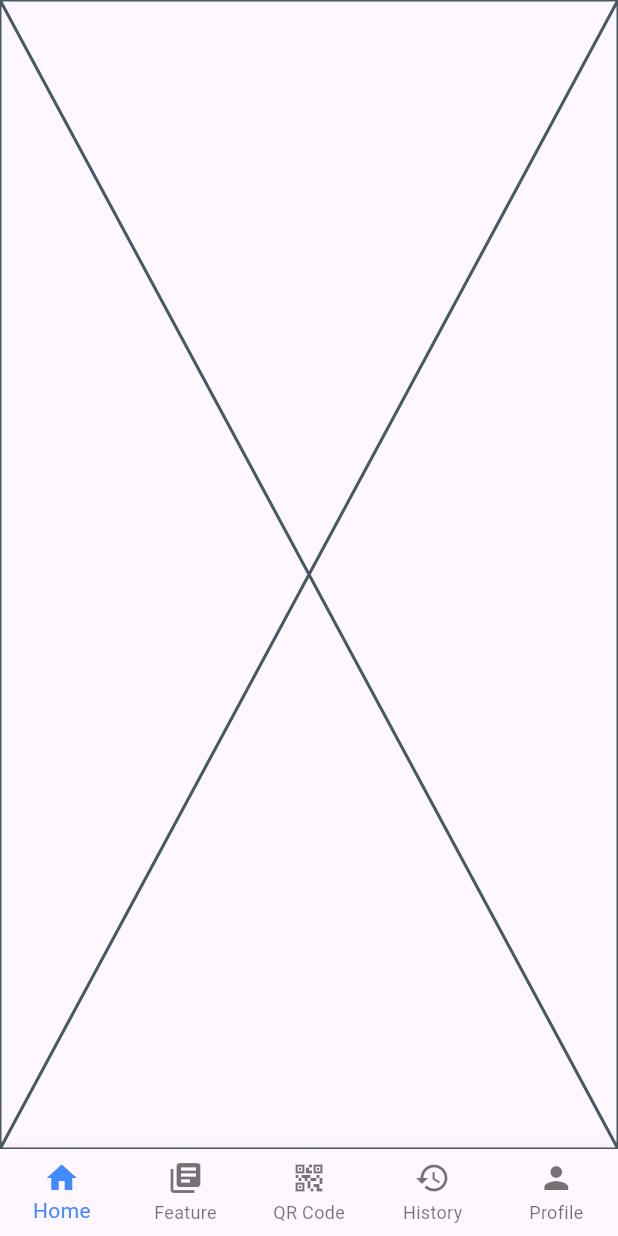
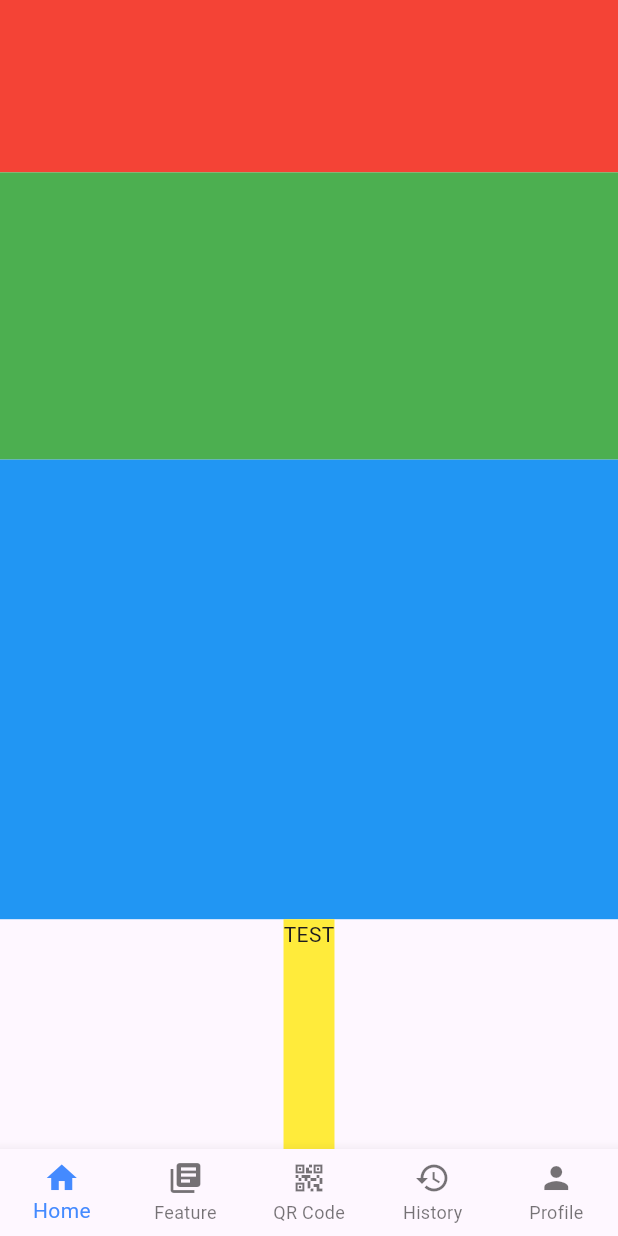
Before and after one commit to faaiiisssaal/mobile_apps, a Flutter app: the NavBar screen opened directly, on a phone screen of 412 x 824 dp. Run offline on Flutter 3.47's test engine with Material 3 defaults, Android fonts, the phone set to English and light mode, and no system bars; our stand-ins replace dots_indicator, google_fonts, package_info, shared_preferences; accounts and stored records are empty.

Commit message:
last commit 11/01/2024

```diff
--- a/lib/body/home.dart
+++ b/lib/body/home.dart
@@ -10,6 +10,43 @@ class HomePage extends StatefulWidget {
 class _HomePageState extends State<HomePage> {
   @override
   Widget build(BuildContext context) {
-    return const Placeholder();
+    return SafeArea(
+      child: Scaffold(
+        resizeToAvoidBottomInset: false,
+        body: Column(
+          children: [
+            Expanded(
+              flex: 15,
+              child: Container(
+                // Your content for the first row
+                color: Colors.red,
+              ),
+            ),
+            Expanded(
+              flex: 25,
+              child: Container(
+                // Your content for the second row
+                color: Colors.green,
+              ),
+            ),
+            Expanded(
+              flex: 40,
+              child: Container(
+                // Your content for the third row
+                color: Colors.blue,
+              ),
+            ),
+            Expanded(
+              flex: 20,
+              child: Container(
+                // Your content for the fourth row
+                color: Colors.yellow,
+                child: const Text("TEST"),
+              ),
+            ),
+          ],
+        ),
+      ),
+    );
   }
 }
--- a/lib/body/navbar.dart
+++ b/lib/body/navbar.dart
@@ -27,11 +27,22 @@ class _NavBarState extends State<NavBar> {
   Widget build(BuildContext context) {
     return SafeArea(
       child: Scaffold(
-          body: _pages[_currentIndex],
+        body: SizedBox(
+          height: MediaQuery.of(context).size.height -
+              kBottomNavigationBarHeight -
+              MediaQuery.of(context).padding.bottom,
+          child: Column(
+            children: [
+              Expanded(
+                child: _pages[_currentIndex],
+              ),
+            ],
+          ),
+        ),
         bottomNavigationBar: Theme(
           data: ThemeData(
-              splashColor: Colors.transparent,
-              highlightColor: Colors.transparent,
+            splashColor: Colors.white,
+            highlightColor: Colors.white,
           ),
           child: BottomNavigationBar(
             fixedColor: Colors.blueAccent,
@@ -66,112 +77,7 @@ class _NavBarState extends State<NavBar> {
             ],
           ),
         ),
-        )
+      ),
     );
   }
 }
-
-// class HomeScreen extends StatelessWidget {
-//   final UserData userData;
-//
-//   const HomeScreen({super.key, required this.userData});
-//
-//   @override
-//   Widget build(BuildContext context) {
-//
-//     int _currentIndex = 0;
-//
-//     final List<Widget> _pages = [
-//       // Define your pages/widgets here
-//       // Example: PageOne(),
-//       //          PageTwo(),
-//       //          PageThree(),
-//     ];
-//
-//     return SafeArea(
-//         child: Scaffold(
-//           bottomNavigationBar: BottomNavigationBar(
-//             currentIndex: _currentIndex,
-//             onTap: (index) {
-//               setState(() {
-//                 _currentIndex = index;
-//               });
-//             },
-//             items: [
-//               BottomNavigationBarItem(
-//                 icon: Icon(Icons.home),
-//                 label: 'Home',
-//               ),
-//               BottomNavigationBarItem(
-//                 icon: Icon(Icons.search),
-//                 label: 'Search',
-//               ),
-//               BottomNavigationBarItem(
-//                 icon: Icon(Icons.person),
-//                 label: 'Profile',
-//               ),
-//             ],
-//           ),
-//         )
-//     );
-//   }
-//
-//   // @override
-//   // Widget build(BuildContext context) {
-//   //   return Scaffold(
-//   //     appBar: AppBar(
-//   //       title: const Text('User Data'),
-//   //     ),
-//   //     body: Column(
-//   //       crossAxisAlignment: CrossAxisAlignment.start,
-//   //       children: [
-//   //         _buildInputTypeWidget(),
-//   //         _buildUserDataWidgets(),
-//   //         // Add more widgets as needed
-//   //       ],
-//   //     ),
-//   //   );
-//   // }
-//   //
-//   // Widget _buildInputTypeWidget() {
-//   //   String inputType = _determineInputType(userData);
-//   //
-//   //   return Text('Input Type: $inputType');
-//   // }
-//   //
-//   // Widget _buildUserDataWidgets() {
-//   //   if (userData.email.isNotEmpty) {
-//   //     return Column(
-//   //       crossAxisAlignment: CrossAxisAlignment.start,
-//   //       children: [
-//   //         Text('Email: ${userData.email}'),
-//   //         Text('Password: ${userData.password}'),
-//   //       ],
-//   //     );
-//   //   } else if (userData.memberId.isNotEmpty) {
-//   //     return Column(
-//   //       crossAxisAlignment: CrossAxisAlignment.start,
-//   //       children: [
-//   //         Text('Member ID: ${userData.memberId}'),
-//   //         Text('Date of Birth: ${_formatDate(userData.dateOfBirth)}'),
-//   //       ],
-//   //     );
-//   //   } else {
-//   //     return const SizedBox.shrink(); // Return an empty widget if no data
-//   //   }
-//   // }
-//   //
-//   // String _formatDate(DateTime date) {
-//   //   return DateFormat('yyyy-M-d').format(date);
-//   // }
-//   //
-//   // String _determineInputType(UserData userData) {
-//   //   if (userData.email.isNotEmpty) {
-//   //     return 'Email';
-//   //   } else if (userData.memberId.isNotEmpty) {
-//   //     return 'Member ID';
-//   //   } else {
-//   //     return 'Unknown';
-//   //   }
-//   // }
-// }
--- a/lib/body/profile.dart
+++ b/lib/body/profile.dart
@@ -10,6 +10,12 @@ class ProfilePage extends StatefulWidget {
 class _ProfilePageState extends State<ProfilePage> {
   @override
   Widget build(BuildContext context) {
-    return const Placeholder();
+    return SafeArea(
+        child: Scaffold(
+          body: Container(
+            color: const Color(0xffb74093)
+          ),
+        )
+    );
   }
 }
--- a/lib/main.dart
+++ b/lib/main.dart
@@ -12,10 +12,10 @@ class MyApp extends StatelessWidget {
   // This widget is the root of your application.
   @override
   Widget build(BuildContext context) {
-    return MaterialApp(
+    return const MaterialApp(
       debugShowCheckedModeBanner: false,
       title: 'Smilynks',
-      home: const AppWrapper(),
+      home: AppWrapper(),
     );
   }
 }
--- a/lib/onboarding/screen.dart
+++ b/lib/onboarding/screen.dart
@@ -31,7 +31,7 @@ class _OnboardingScreenState extends State<OnboardingScreen> {
         pageCount: 4),
     OnboardingPage(
         title: '24/7',
-        description: 'Smilynks app is ready 24/7 to enhance your experience',
+        description: 'Smilynks app is ready 24/7 to deliver our service',
         image: Image.asset('asset/alarm.png'),
         currentPage: 2,
         pageCount: 4),
--- a/pubspec.yaml
+++ b/pubspec.yaml
@@ -29,6 +29,9 @@ dependencies:
   intl: ^0.19.0
   package_info: ^2.0.2
   package_info_plus: ^5.0.1
+  path_provider: ^2.1.2
+  qr: ^3.0.1
+  qr_flutter: ^4.1.0
 
 dev_dependencies:
   flutter_test:
```
Also changed, not shown: pubspec.lock. Lines whose indentation alone changed are shown as unchanged.
